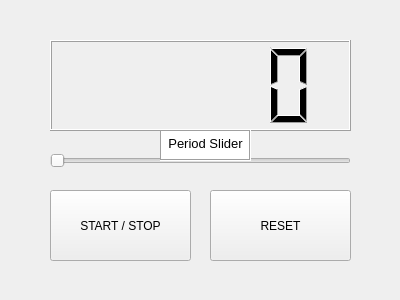
Old version of the form ejemplo_counter/counterDlg.ui in the repository AlbertoQP/Robotica.
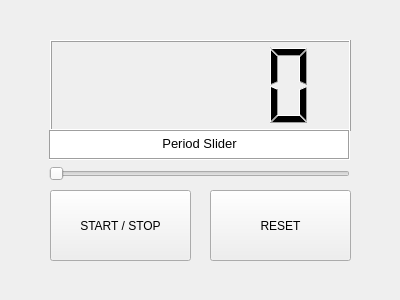
New version of the form.

Patch:
```diff
--- a/ejemplo_counter/counterDlg.ui
+++ b/ejemplo_counter/counterDlg.ui
@@ -49,28 +49,18 @@
     <string>RESET</string>
    </property>
   </widget>
-  <widget class="QSlider" name="horizontalSlider">
+  <widget class="QWidget" name="verticalLayoutWidget">
    <property name="geometry">
     <rect>
-     <x>50</x>
+     <x>49</x>
      <y>130</y>
      <width>301</width>
-     <height>61</height>
+     <height>51</height>
     </rect>
    </property>
-   <property name="orientation">
-    <enum>Qt::Horizontal</enum>
-   </property>
-  </widget>
+   <layout class="QVBoxLayout" name="verticalLayout">
+    <item>
   <widget class="QTextEdit" name="textEdit">
-   <property name="geometry">
-    <rect>
-     <x>160</x>
-     <y>130</y>
-     <width>91</width>
-     <height>31</height>
-    </rect>
-   </property>
    <property name="frameShape">
     <enum>QFrame::Box</enum>
    </property>
@@ -81,6 +71,16 @@
 &lt;/style&gt;&lt;/head&gt;&lt;body style=&quot; font-family:'FiraCode Nerd Font Medium'; font-size:10pt; font-weight:400; font-style:normal;&quot;&gt;
 &lt;p align=&quot;center&quot; style=&quot; margin-top:0px; margin-bottom:0px; margin-left:0px; margin-right:0px; -qt-block-indent:0; text-indent:0px;&quot;&gt;Period Slider&lt;/p&gt;&lt;/body&gt;&lt;/html&gt;</string>
    </property>
+     </widget>
+    </item>
+    <item>
+     <widget class="QSlider" name="horizontalSlider">
+      <property name="orientation">
+       <enum>Qt::Horizontal</enum>
+      </property>
+     </widget>
+    </item>
+   </layout>
   </widget>
  </widget>
  <resources/>
```
Lines whose indentation alone changed are shown as unchanged.
